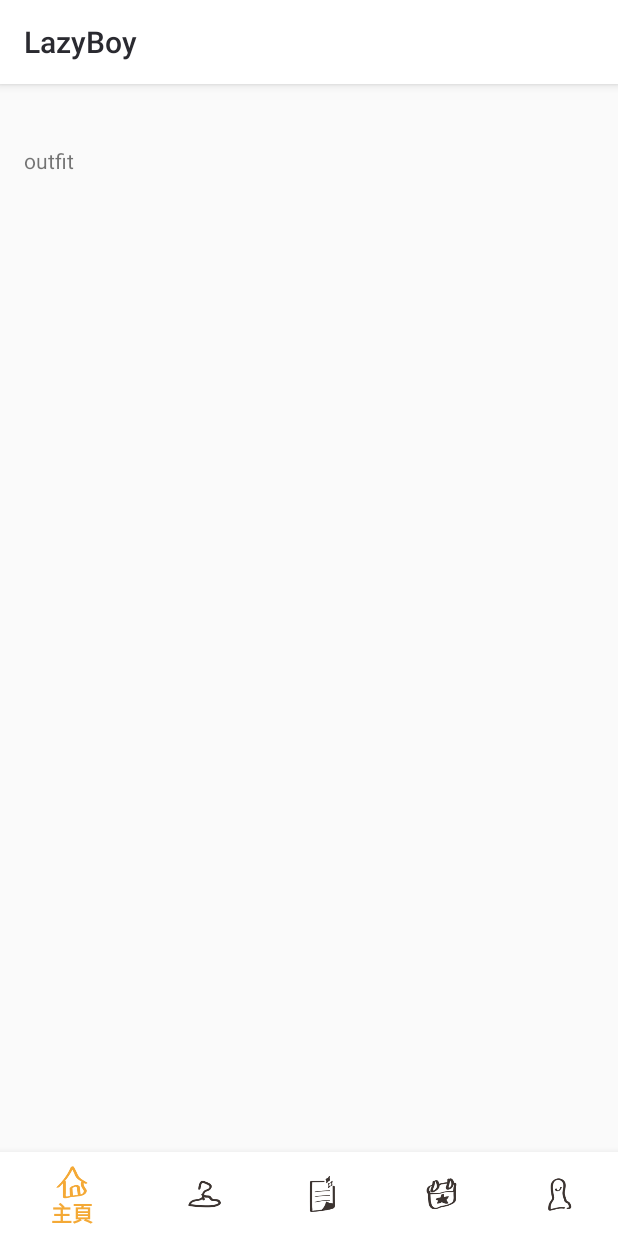
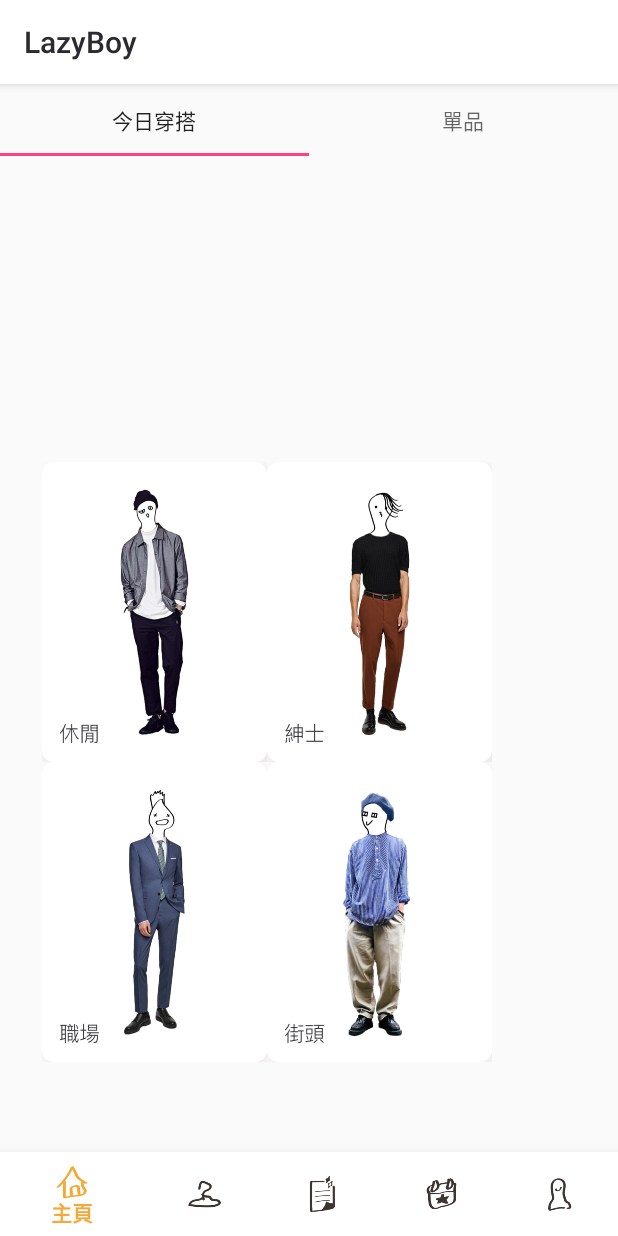
Before and after one commit to wall1350/LazyBoy, an Android app: the fragment OutfitFragment placed in its activity, on a phone screen of 412 x 824 dp. Run offline under Robolectric (Android 15) with nearby library versions, the phone set to English and light mode, and no system bars.

Commit message:
Finish outfit segment button

```diff
--- a/app/src/main/java/com/example/jesuiswilliam/lazyboy/OutfitFragment.java
+++ b/app/src/main/java/com/example/jesuiswilliam/lazyboy/OutfitFragment.java
@@ -3,16 +3,82 @@ package com.example.jesuiswilliam.lazyboy;
 import android.os.Bundle;
 import android.support.annotation.NonNull;
 import android.support.annotation.Nullable;
+import android.support.design.widget.TabLayout;
 import android.support.v4.app.Fragment;
+import android.support.v4.app.FragmentPagerAdapter;
+import android.support.v4.view.PagerAdapter;
+import android.support.v4.view.ViewPager;
 import android.support.v7.app.AppCompatActivity;
 import android.view.LayoutInflater;
 import android.view.View;
 import android.view.ViewGroup;
+import android.content.Intent;
+import java.util.ArrayList;
+import java.util.List;
 
 public class OutfitFragment extends Fragment {
-    @Nullable
+    private View view;
+    private LayoutInflater layoutInflater;
+    private View OutfitOutfit,OutfitItem;
+    private TabLayout myTablayout;
+    private ViewPager mViewPager;
+    private List<View> pageList;
+
+
+
     @Override
-    public View onCreateView(@NonNull LayoutInflater inflater, @Nullable ViewGroup container, @Nullable Bundle savedInstanceState) {
-        return inflater.inflate(R.layout.outfit, null);
+    public View onCreateView(LayoutInflater inflater, ViewGroup container,
+                             Bundle savedInstanceState) {
+        view = inflater.inflate(R.layout.outfit, container, false);
+
+        layoutInflater = getLayoutInflater();
+        //OutfitOutfit = layoutInflater.inflate(R.layout.outfitoutfit, null);
+        //OutfitItem = layoutInflater.inflate(R.layout.outfititem, null);
+        pageList = new ArrayList<>();
+        pageList.add(new OutfitOutfit(getContext()));
+        pageList.add(new OutfitItem(getContext()));
+
+        mViewPager = (ViewPager)view.findViewById(R.id.pager);
+
+        myTablayout = (TabLayout)view.findViewById(R.id.tabs);
+        myTablayout.addTab(myTablayout.newTab().setText("今日穿搭"));
+        myTablayout.addTab(myTablayout.newTab().setText("單品"));
+
+        mViewPager.setAdapter(new SamplePagerAdapter());
+
+        myTablayout.setOnTabSelectedListener(new TabLayout.ViewPagerOnTabSelectedListener(mViewPager));
+        mViewPager.addOnPageChangeListener(new TabLayout.TabLayoutOnPageChangeListener(myTablayout));
+
+        return view;
     }
+
+    public class SamplePagerAdapter extends PagerAdapter {
+
+
+        @Override
+        public int getCount() { return pageList.size(); }
+
+        @Override
+        public boolean isViewFromObject(View view, Object object) { return view == object; }
+
+        @Override
+        public void destroyItem(ViewGroup container, int position, Object object) {
+            container.removeView((View) object);
+
+        }
+
+        @Override
+        public Object instantiateItem(ViewGroup container, int position) {
+            container.addView(pageList.get(position));
+            return pageList.get(position);
+        }
+    }
+
+
+
+
+//    private void initData() {
+//        pageList = new ArrayList<>();
+//        pageList.add(new OutfitOutfit(view));
+//    }
 }
--- /dev/null
+++ b/app/src/main/java/com/example/jesuiswilliam/lazyboy/OutfitItem.java
@@ -0,0 +1,20 @@
+package com.example.jesuiswilliam.lazyboy;
+
+import android.content.Context;
+import android.view.LayoutInflater;
+import android.view.View;
+
+public class OutfitItem extends PageView{
+    public OutfitItem(Context context) {
+        super(context);
+        View view = LayoutInflater.from(context).inflate(R.layout.outfititem, null);
+
+        addView(view);
+
+    }
+
+    @Override
+    public void refresh() {
+
+    }
+}
--- /dev/null
+++ b/app/src/main/java/com/example/jesuiswilliam/lazyboy/OutfitOutfit.java
@@ -0,0 +1,25 @@
+package com.example.jesuiswilliam.lazyboy;
+
+
+import android.content.Context;
+import android.view.LayoutInflater;
+import android.view.View;
+
+public class OutfitOutfit extends PageView {
+
+    public OutfitOutfit(Context context) {
+        super(context);
+        View view = LayoutInflater.from(context).inflate(R.layout.outfitoutfit, null);
+
+        addView(view);
+
+    }
+
+
+    @Override
+    public void refresh() {
+
+    }
+
+
+}
--- /dev/null
+++ b/app/src/main/java/com/example/jesuiswilliam/lazyboy/PageView.java
@@ -0,0 +1,12 @@
+package com.example.jesuiswilliam.lazyboy;
+
+
+import android.content.Context;
+import android.support.constraint.ConstraintLayout;
+
+public abstract class PageView extends ConstraintLayout {
+    public PageView(Context context) {
+        super(context);
+    }
+    public abstract void refresh();
+}
--- a/app/src/main/res/layout/outfit.xml
+++ b/app/src/main/res/layout/outfit.xml
@@ -1,17 +1,32 @@
 <?xml version="1.0" encoding="utf-8"?>
-<android.support.constraint.ConstraintLayout
-    xmlns:android="http://schemas.android.com/apk/res/android"
+<android.support.constraint.ConstraintLayout xmlns:android="http://schemas.android.com/apk/res/android"
     xmlns:app="http://schemas.android.com/apk/res-auto"
+    xmlns:tools="http://schemas.android.com/tools"
     android:layout_width="match_parent"
     android:layout_height="match_parent">
 
-    <TextView
-        android:id="@+id/textView4"
+    <android.support.design.widget.TabLayout
+        android:id="@+id/tabs"
+        android:layout_width="0dp"
+        android:layout_height="wrap_content"
+        app:layout_constraintBottom_toBottomOf="parent"
+        app:layout_constraintEnd_toEndOf="parent"
+        app:layout_constraintHorizontal_bias="0.0"
+        app:layout_constraintStart_toStartOf="parent"
+        app:layout_constraintTop_toTopOf="parent"
+        app:layout_constraintVertical_bias="0.0">
+
+
+    </android.support.design.widget.TabLayout>
+
+    <android.support.v4.view.ViewPager
+        android:id="@+id/pager"
         android:layout_width="wrap_content"
-        android:layout_height="wrap_content"
-        android:layout_marginStart="16dp"
-        android:layout_marginTop="41dp"
-        android:text="outfit"
+        android:layout_height="460dp"
+        app:layout_constraintBottom_toBottomOf="parent"
+        app:layout_constraintEnd_toEndOf="parent"
+        app:layout_constraintHorizontal_bias="0.0"
         app:layout_constraintStart_toStartOf="parent"
-        app:layout_constraintTop_toTopOf="parent" />
+        app:layout_constraintTop_toTopOf="parent"
+        app:layout_constraintVertical_bias="1.0" />
 </android.support.constraint.ConstraintLayout>
--- /dev/null
+++ b/app/src/main/res/layout/outfitoutfit.xml
@@ -0,0 +1,58 @@
+<?xml version="1.0" encoding="utf-8"?>
+<android.support.constraint.ConstraintLayout
+    xmlns:android="http://schemas.android.com/apk/res/android"
+    xmlns:app="http://schemas.android.com/apk/res-auto"
+    xmlns:tools="http://schemas.android.com/tools"
+    android:layout_width="match_parent"
+    android:layout_height="match_parent">
+
+    <ImageButton
+        android:id="@+id/btnRelax"
+        android:layout_width="150dp"
+        android:layout_height="200dp"
+        android:adjustViewBounds="true"
+        android:background="@drawable/relax"
+        app:layout_constraintBottom_toBottomOf="parent"
+        app:layout_constraintEnd_toEndOf="parent"
+        app:layout_constraintHorizontal_bias="0.158"
+        app:layout_constraintStart_toStartOf="parent"
+        app:layout_constraintTop_toTopOf="parent"
+        app:layout_constraintVertical_bias="0.0" />
+
+    <ImageButton
+        android:id="@+id/btnGen"
+        android:layout_width="150dp"
+        android:layout_height="200dp"
+        android:background="@drawable/gen"
+        app:layout_constraintBottom_toBottomOf="parent"
+        app:layout_constraintEnd_toEndOf="parent"
+        app:layout_constraintHorizontal_bias="1.0"
+        app:layout_constraintStart_toEndOf="@+id/btnRelax"
+        app:layout_constraintTop_toTopOf="parent"
+        app:layout_constraintVertical_bias="0.0" />
+
+    <ImageButton
+        android:id="@+id/btnJob"
+        android:layout_width="150dp"
+        android:layout_height="200dp"
+        android:background="@drawable/job"
+        app:layout_constraintBottom_toBottomOf="parent"
+        app:layout_constraintEnd_toEndOf="parent"
+        app:layout_constraintHorizontal_bias="0.158"
+        app:layout_constraintStart_toStartOf="parent"
+        app:layout_constraintTop_toBottomOf="@+id/btnGen"
+        app:layout_constraintVertical_bias="0.576" />
+
+    <ImageButton
+        android:id="@+id/btnStreet"
+        android:layout_width="150dp"
+        android:layout_height="200dp"
+        android:background="@drawable/street"
+        app:layout_constraintBottom_toBottomOf="parent"
+        app:layout_constraintEnd_toEndOf="parent"
+        app:layout_constraintHorizontal_bias="1.0"
+        app:layout_constraintStart_toEndOf="@+id/btnJob"
+        app:layout_constraintTop_toBottomOf="@+id/btnGen"
+        app:layout_constraintVertical_bias="0.576" />
+
+</android.support.constraint.ConstraintLayout>
```
Also changed, not shown: app/src/main/res/layout/outfititem.xml (added, +57 -0 lines), app/src/main/res/drawable/gen.png (added), app/src/main/res/drawable/job.png (added), app/src/main/res/drawable/relax.png (added), app/src/main/res/drawable/street.png (added), 2 other files.
